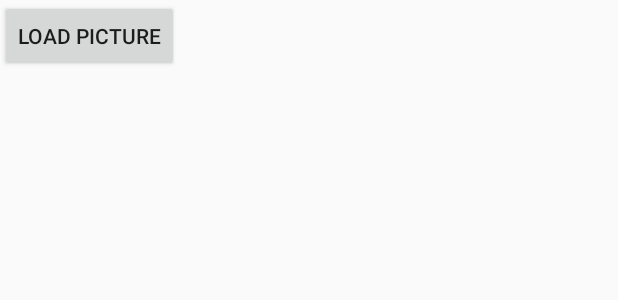
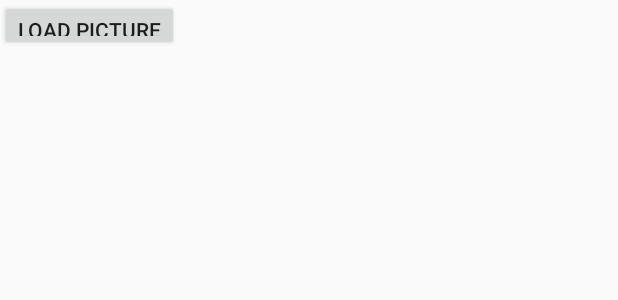
Before and after one commit to Kmar0633/ExifInfoActivity, an Android app: the layout main_activity.xml on its own in the app's theme, with its tools: preview values and no code run, on a phone screen of 412 x 824 dp. Shown: the top 300 px of the screen. Run offline under Robolectric (Android 15) with nearby library versions, the phone set to English and light mode, and no system bars.

```diff
--- a/app/src/main/AndroidManifest.xml
+++ b/app/src/main/AndroidManifest.xml
@@ -10,7 +10,9 @@
         android:supportsRtl="true"
         android:theme="@style/AppTheme">
         <activity android:name=".SelectedImagesActivity"></activity>
-        <activity android:name=".ExifInfoActivity">
+        <activity android:name=".ExifInfoActivity"
+            android:exported="true"
+            >
             <intent-filter>
                 <action android:name="android.intent.action.MAIN" />
 
--- a/app/src/main/res/layout/main_activity.xml
+++ b/app/src/main/res/layout/main_activity.xml
@@ -5,19 +5,27 @@
     android:layout_width="match_parent"
     android:layout_height="match_parent"
     >
-    <LinearLayout
+    <RelativeLayout
         android:layout_width="match_parent"
 
         android:layout_height="wrap_content">
 
+        <TextView
+            android:id="@+id/text_mainActivity_testText"
+            android:layout_width="103dp"
+            android:layout_height="47dp"
+            android:layout_marginLeft="300dp"
+            android:layout_marginTop="0dp"
+            android:layout_marginBottom="100dp" />
+
         <Button
-        android:id="@+id/btn_mainActivity_buttonLoadPicture"
-        android:layout_width="wrap_content"
-        android:layout_height="wrap_content"
-        android:layout_weight="0"
-        android:text="Load Picture"
-        android:layout_gravity="center"/>
-    </LinearLayout>
+            android:id="@+id/btn_mainActivity_buttonLoadPicture"
+            android:layout_width="wrap_content"
+            android:layout_height="34dp"
+            android:layout_gravity="center"
+            android:layout_weight="0"
+            android:text="Load Picture" />
+    </RelativeLayout>
 <TextView
     android:id="@+id/text_mainActivity_date"
     android:layout_width="match_parent"
@@ -48,11 +56,11 @@
         android:id="@+id/img_mainActivity_loadedImg"
         android:layout_width="fill_parent"
         android:layout_height="match_parent"
+        android:layout_marginTop="100dp"
+        android:layout_marginBottom="300dp"
         android:layout_weight="1"
         android:scaleType="fitXY"
-        android:layout_marginTop="100dp"
-        android:layout_marginBottom="300dp"
         app:layout_constraintStart_toStartOf="parent"
-        tools:layout_editor_absoluteY="0dp"/>
+        tools:layout_editor_absoluteY="0dp" />
 
 </RelativeLayout>
```
Also changed, not shown: app/src/main/java/com/example/myapplication/ExifInfoActivity.java (+33 -4 lines).
